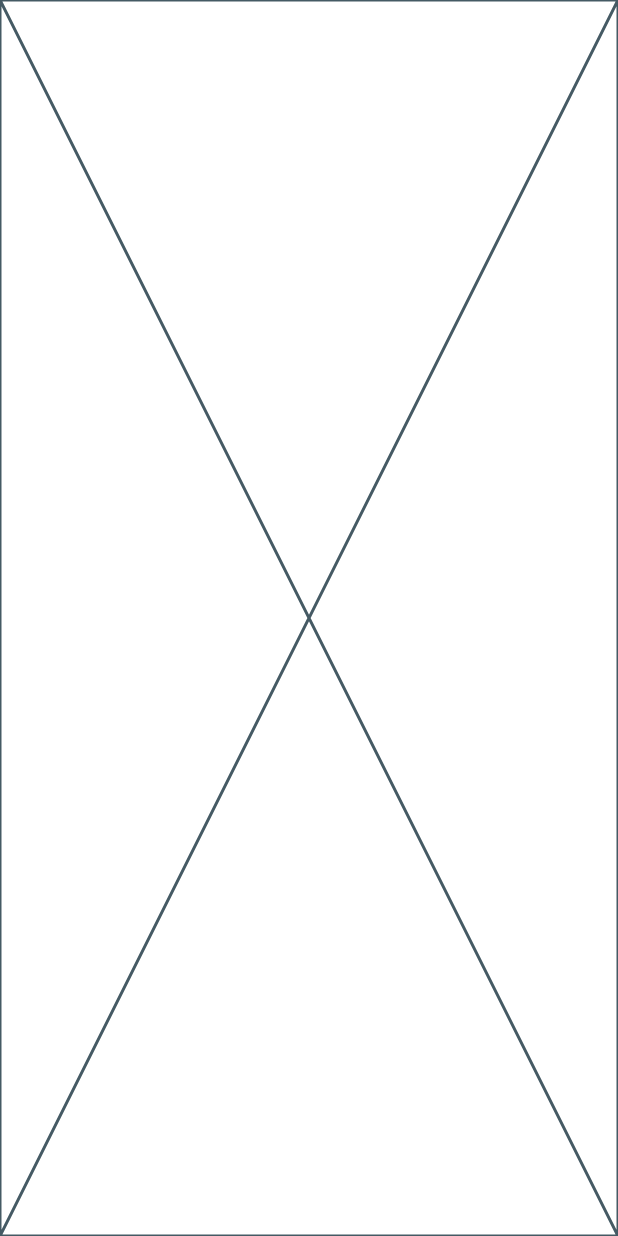
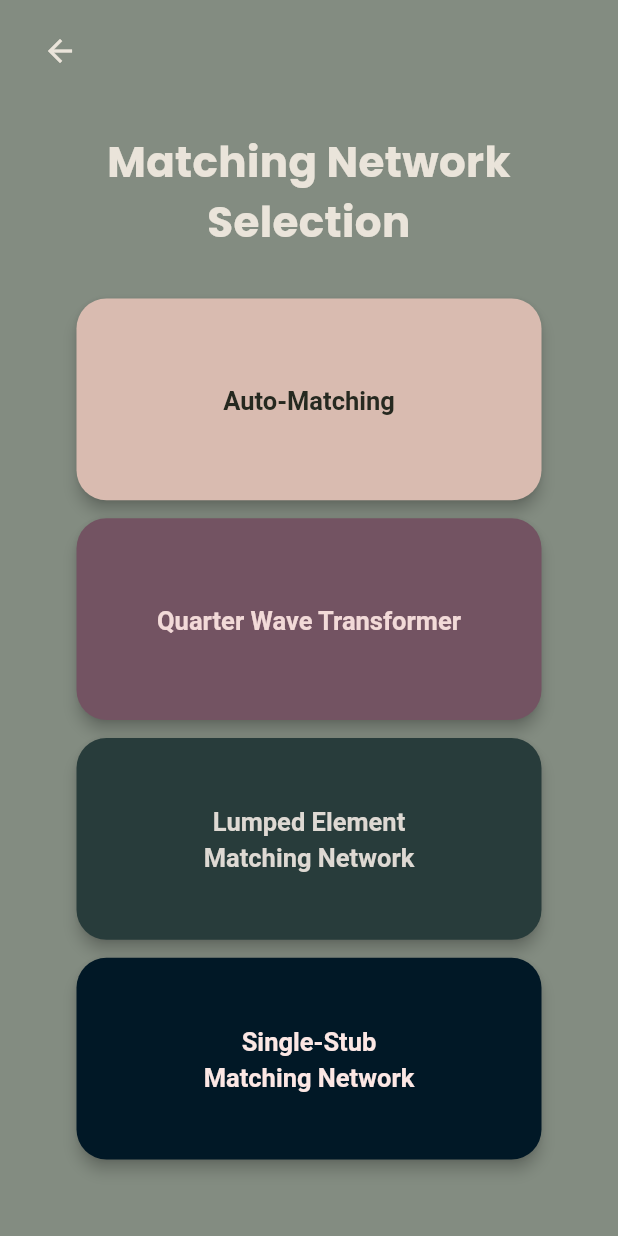
Before and after one commit to LlamaLuLu/matching-network-wizard-app, a Flutter app: the InputPage screen opened by its route, after a tap on "Next", on a phone screen of 412 x 824 dp. Run offline on Flutter 3.47's test engine with Material 3 defaults, Android fonts, the phone set to English and light mode, and no system bars; our stand-ins replace shared_preferences; missing offline and left inert: complex; accounts and stored records are empty.

Commit message:
v0.3.1
- ui done for selection page

```diff
--- a/matching_network_wizard_app/lib/pages/input_page.dart
+++ b/matching_network_wizard_app/lib/pages/input_page.dart
@@ -30,29 +30,10 @@ class _InputPageState extends State<InputPage> {
               Column(
                 children: [
                   // back arrow button
-                  Align(
-                    alignment: Alignment.topLeft,
-                    child: IconButton(
-                      icon: const Icon(Icons.arrow_back),
-                      color: AppTheme.text2,
-                      onPressed: () {
-                        Navigator.pushNamed(context, '/start');
-                      },
-                    ),
-                  ),
+                  AppWidgets.backButton(context, '/start'),
+
                   // heading: Input Parameters
-                  Padding(
-                    padding: const EdgeInsets.only(top: 40, bottom: 30),
-                    child: const Text(
-                      'Input Parameters',
-                      textAlign: TextAlign.center,
-                      style: TextStyle(
-                        fontSize: 28,
-                        fontWeight: FontWeight.bold,
-                        color: AppTheme.text2,
-                      ),
-                    ),
-                  ),
+                  AppWidgets.headingText('Input Parameters', AppTheme.text2),
 
                   // input fields
                   Column(
--- a/matching_network_wizard_app/lib/pages/selection_page.dart
+++ b/matching_network_wizard_app/lib/pages/selection_page.dart
@@ -1,4 +1,7 @@
 import 'package:flutter/material.dart';
+import 'package:matching_network_wizard_app/utils/app_theme.dart';
+import 'package:matching_network_wizard_app/utils/app_widgets.dart';
+import 'package:matching_network_wizard_app/utils/button_funcs.dart';
 
 class SelectionPage extends StatelessWidget {
   const SelectionPage({super.key});
@@ -6,6 +9,57 @@ class SelectionPage extends StatelessWidget {
   @override
   Widget build(BuildContext context) {
     // cards for 3 types & auto matching
-    return const Placeholder();
+    return Scaffold(
+      backgroundColor: AppTheme.bg2,
+      body: SafeArea(
+        child: Padding(
+          padding: const EdgeInsets.symmetric(horizontal: 16, vertical: 10),
+          child: Column(
+            mainAxisAlignment: MainAxisAlignment.spaceBetween,
+            children: [
+              Column(
+                children: [
+                  // back arrow button
+                  AppWidgets.backButton(context, '/inputs'),
+
+                  // heading: Selection
+                  AppWidgets.headingText(
+                      'Matching Network Selection', AppTheme.text2),
+                ],
+              ),
+              Expanded(
+                child: AppWidgets.networkTypeCard(
+                    'Auto-Matching',
+                    () => ButtonFuncs.autoMatchingBtn(context),
+                    AppTheme.text1,
+                    AppTheme.bg1),
+              ),
+              Expanded(
+                child: AppWidgets.networkTypeCard(
+                    'Quarter Wave Transformer',
+                    () => ButtonFuncs.quarterWaveBtn(context),
+                    AppTheme.text4,
+                    AppTheme.bg4),
+              ),
+              Expanded(
+                child: AppWidgets.networkTypeCard(
+                    'Lumped Element\nMatching Network',
+                    () => ButtonFuncs.lumpedElementBtn(context),
+                    AppTheme.text3,
+                    AppTheme.bg3),
+              ),
+              Expanded(
+                child: AppWidgets.networkTypeCard(
+                    'Single-Stub\nMatching Network',
+                    () => ButtonFuncs.singleStubBtn(context),
+                    AppTheme.text5,
+                    AppTheme.bg5),
+              ),
+              SizedBox(height: 35),
+            ],
+          ),
+        ),
+      ),
+    );
   }
 }
--- a/matching_network_wizard_app/lib/utils/app_widgets.dart
+++ b/matching_network_wizard_app/lib/utils/app_widgets.dart
@@ -3,6 +3,19 @@ import 'package:matching_network_wizard_app/utils/app_theme.dart';
 
 class AppWidgets {
   //--------------------- BUTTONS ------------------------//
+  static Widget backButton(BuildContext context, String route) {
+    return Align(
+      alignment: Alignment.topLeft,
+      child: IconButton(
+        icon: const Icon(Icons.arrow_back),
+        color: AppTheme.text2,
+        onPressed: () {
+          Navigator.pushNamed(context, route);
+        },
+      ),
+    );
+  }
+
   static Widget appButton(String btnText, VoidCallback onPressed) {
     return ElevatedButton(
       onPressed: () {
@@ -27,8 +40,56 @@ class AppWidgets {
   }
 
   //--------------------- HEADINGS ------------------------//
+  static Widget headingText(String text, Color color) {
+    return Padding(
+      padding: const EdgeInsets.only(top: 30, bottom: 25),
+      child: Text(
+        text,
+        textAlign: TextAlign.center,
+        style: TextStyle(
+          fontSize: 28,
+          fontWeight: FontWeight.bold,
+          color: color,
+        ),
+      ),
+    );
+  }
 
   //--------------------- COMPONENTS ------------------------//
+  static Widget networkTypeCard(
+      String label, VoidCallback onPressed, Color fgColor, Color bgColor) {
+    return Padding(
+      padding: const EdgeInsets.symmetric(
+          vertical: 6, horizontal: 35), // Adjust spacing
+      child: SizedBox(
+        width: double.infinity,
+        child: ElevatedButton(
+          onPressed: () {
+            onPressed(); // Navigate to parallel plate page
+          },
+          style: ElevatedButton.styleFrom(
+            backgroundColor: bgColor, // Background color
+            foregroundColor: fgColor, // Text color
+            textStyle: const TextStyle(
+              fontSize: 17,
+              fontWeight: FontWeight.w600,
+              height: 1.4,
+            ),
+            shape: RoundedRectangleBorder(
+              borderRadius: BorderRadius.circular(20), // Smooth rounded corners
+            ),
+            elevation: 4,
+            padding: const EdgeInsets.symmetric(vertical: 20), // Same height
+          ),
+          child: Text(
+            label,
+            textAlign: TextAlign.center,
+          ),
+        ),
+      ),
+    );
+  }
+
   static Widget textField(
       {bool hasSubscript = false,
       required String label,
--- a/matching_network_wizard_app/lib/utils/button_funcs.dart
+++ b/matching_network_wizard_app/lib/utils/button_funcs.dart
@@ -4,6 +4,8 @@ import 'package:flutter/material.dart';
 // () => ButtonFuncs.startBtn(context)
 
 class ButtonFuncs {
+  // PAGE NAVIGATION:
+
   static void startBtn(BuildContext context) {
     Navigator.pushNamed(context, '/inputs');
   }
@@ -12,11 +14,29 @@ class ButtonFuncs {
     Navigator.pushNamed(context, '/selection');
   }
 
-  static void nextBtnSelection(BuildContext context) {
+  static void nextBtnResults(BuildContext context) {
+    Navigator.pushNamed(context, '/pcb');
+  }
+
+  // MATCHING NETWORK TYPES:
+
+  static void autoMatchingBtn(BuildContext context) {
+    // placeholder for auto matching logic
     Navigator.pushNamed(context, '/results');
   }
 
-  static void nextBtnResults(BuildContext context) {
-    Navigator.pushNamed(context, '/pcb');
+  static void quarterWaveBtn(BuildContext context) {
+    // placeholder for QWT button logic
+    Navigator.pushNamed(context, '/results');
+  }
+
+  static void lumpedElementBtn(BuildContext context) {
+    // placeholder for lumped element button logic
+    Navigator.pushNamed(context, '/results');
+  }
+
+  static void singleStubBtn(BuildContext context) {
+    // placeholder for single stub button logic
+    Navigator.pushNamed(context, '/results');
   }
 }
```
